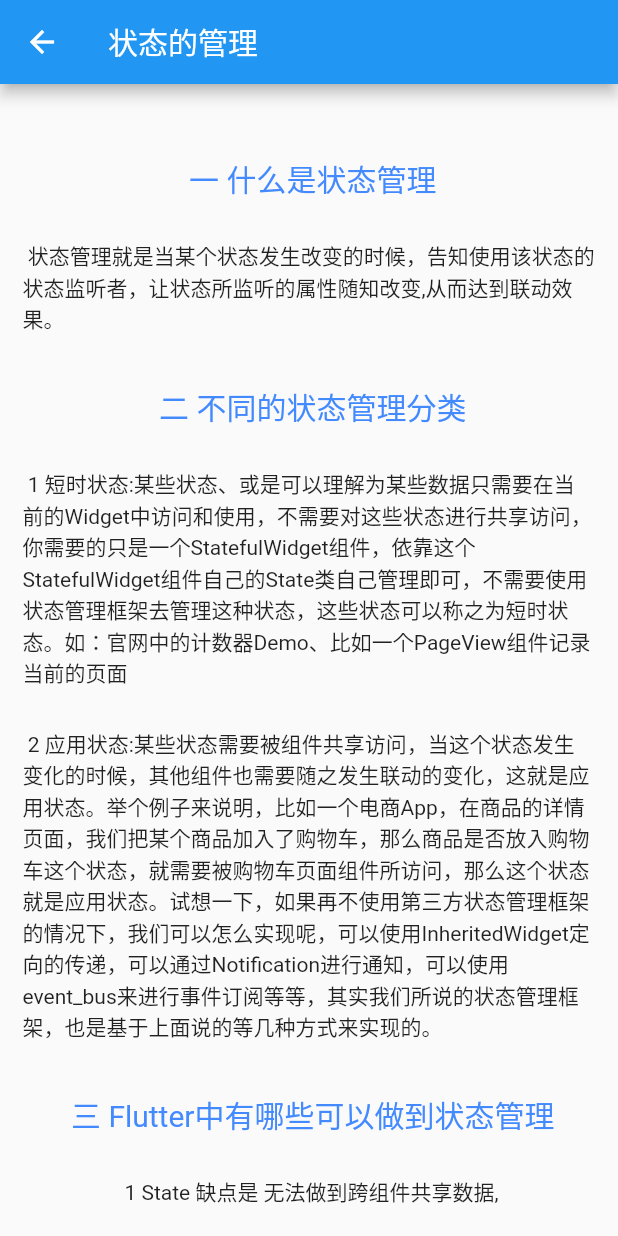
After one commit to AlexanderYeah/AwsomeFlutterPlayground, a Flutter app: the StateManagePage screen opened directly, on a phone screen of 412 x 824 dp. The commit adds this screen. Run offline on Flutter 3.47's test engine with Material 2 defaults, Android fonts, the phone set to English and light mode, and no system bars; our stand-ins replace dio, flutter_screenutil, get, shared_preferences; accounts and stored records are empty.

Commit message:
状态管理 和 GetX状态管理的使用

```diff
--- a/awsome_flutter/lib/jiezhi/localData/jz_local_data.dart
+++ b/awsome_flutter/lib/jiezhi/localData/jz_local_data.dart
@@ -31,6 +31,7 @@ List jz_widget_data = [
 
 List jz_state_data = [
   {
+    "route": "/noti_page_a",
     "title": "通知",
     "content":
         "NSNotification是Flutter中一个重要的机制,在widget树中,每一个节点都可以发送通知，通知会沿着当前的节点（context）向上传递。",
@@ -38,11 +39,19 @@ List jz_state_data = [
         "所有的父节点都可以通过NotificationListener来监听通知，Flutter中这种通知由子向父的传递为通知冒泡。通知冒泡可以中止。"
   },
   {
+    "route": "/provider_page_a",
     "title": "provider",
     "content":
         "当App复杂到一定的程度，经常会出现一个页面中不同深度的子Widget需要共同访问同一个数据状态，甚至不同页面要共享同一个数据状态。",
     "tips":
         "这是我们就会想到InheritedWidget,塔式flutter中一个重要的功能性组件，提供了一种在widget树中从上到下的数据共享方式，比如我们在应用的跟widget中通过inheritedWidget 共享了一个数据，那么我们可以在任意的子Widget中来获取共享的数据。而Provider是对inheritedWidget组件上的上层封装，使其更加容易使用，和复用。比如说购物车的全选和反选功能计算价格"
+  },
+  {
+    "route": "/get_x_demo",
+    "title": "GetX",
+    "content": "GetX 是 Flutter 上的一个轻量且强大的解决方案：高性能的状态管理、智能的依赖注入和便捷的路由管理。。",
+    "tips":
+        "GetX 因为不需要上下文，突破了InheritedWidget的限制，我们可以在全局和模块间共享状态，这正是 BLoc 、Provider 等框架的短板"
   },
 ];
 
--- /dev/null
+++ b/awsome_flutter/lib/jiezhi/state/get_x_demo.dart
@@ -0,0 +1,39 @@
+import 'package:awsome_flutter/jiezhi/state/get_x_controller.dart';
+import 'package:flutter/material.dart';
+import 'package:get/instance_manager.dart';
+import 'get_x_son.dart';
+
+class GetXDemoPage extends StatefulWidget {
+  const GetXDemoPage({super.key});
+
+  @override
+  State<GetXDemoPage> createState() => _GetXDemoPageState();
+}
+
+class _GetXDemoPageState extends State<GetXDemoPage> {
+  // 通过find 方法 可以找到你已经实例化的controll
+  // 这个controller 能找到的前提是继承自GetXController
+  final GetXDemoController _contrl = Get.put(GetXDemoController());
+  @override
+  Widget build(BuildContext context) {
+    return Scaffold(
+      appBar: AppBar(
+        title: Text("GetX一级页面"),
+      ),
+      body: Column(
+        children: [
+          SizedBox(
+            height: 20,
+          ),
+          ElevatedButton(
+              onPressed: () {
+                Navigator.of(context).pushNamed("/get_x_son");
+              },
+              child: Text("点我登录")),
+          Text("子页面输入的内容:\n"),
+          Text("${_contrl.inputStatus.value}")
+        ],
+      ),
+    );
+  }
+}
--- /dev/null
+++ b/awsome_flutter/lib/jiezhi/state/get_x_son.dart
@@ -0,0 +1,31 @@
+import 'package:flutter/material.dart';
+import 'package:get/get.dart';
+import 'get_x_controller.dart';
+
+class GetXSonDemoPage extends StatefulWidget {
+  const GetXSonDemoPage({super.key});
+  @override
+  State<GetXSonDemoPage> createState() => _GetXSonDemoPageState();
+}
+
+class _GetXSonDemoPageState extends State<GetXSonDemoPage> {
+  final GetXDemoController _contrl = Get.put(GetXDemoController());
+
+  @override
+  Widget build(BuildContext context) {
+    return Scaffold(
+      appBar: AppBar(
+        title: Text("GetX子页面"),
+      ),
+      body: Column(
+        children: [
+          ElevatedButton(
+              onPressed: () {
+                _contrl.inputFinish("leonardo fibonacci");
+              },
+              child: Text("点我登录"))
+        ],
+      ),
+    );
+  }
+}
--- a/awsome_flutter/lib/juexin/localData/juexin_local_data.dart
+++ b/awsome_flutter/lib/juexin/localData/juexin_local_data.dart
@@ -41,5 +41,11 @@ List jx_widget_list_data = [
     "route": "/widget_state_life_cycle",
     "title": "State 的生命周期",
     "content": "生命周期"
+  },
+  {
+    "route": "/widget_state_manage",
+    "title":
+        "什么是状态管理? 总结来说就是：状态管理就是当某个状态发生改变的时候，告知使用该状态的状态监听者，让状态所监听的属性随知改变,从而达到联动效果。",
+    "content": "ScopedModel,BLoC,Redux / FishRedux,Provider"
   }
 ];
--- /dev/null
+++ b/awsome_flutter/lib/juexin/widget/widget_state_manage.dart
@@ -0,0 +1,80 @@
+import 'package:flutter/material.dart';
+
+class StateManagePage extends StatefulWidget {
+  const StateManagePage({super.key});
+
+  @override
+  State<StateManagePage> createState() => _StateManagePageState();
+}
+
+class _StateManagePageState extends State<StateManagePage> {
+  _headerLine(title) {
+    return Column(
+      children: [
+        SizedBox(
+          height: 10,
+        ),
+        Text("\n ${title}",
+            style: TextStyle(fontSize: 20, color: Colors.blueAccent))
+      ],
+    );
+  }
+
+  _textLine(content) {
+    return Column(
+      children: [
+        SizedBox(
+          height: 10,
+        ),
+        Text("\n ${content}")
+      ],
+    );
+  }
+
+  @override
+  Widget build(BuildContext context) {
+    return Scaffold(
+        appBar: AppBar(
+          title: Text("状态的管理"),
+        ),
+        // 参考：https://z.itpub.net/article/detail/B945A0706C20526BB7EF7C78EE0A8780
+
+        body: Container(
+          margin: EdgeInsets.all(15),
+          child: ListView(
+            children: [
+              _headerLine("一 什么是状态管理"),
+              _textLine(
+                  "状态管理就是当某个状态发生改变的时候，告知使用该状态的状态监听者，让状态所监听的属性随知改变,从而达到联动效果。"),
+              _headerLine("二 不同的状态管理分类"),
+              _textLine(
+                  "1 短时状态:某些状态、或是可以理解为某些数据只需要在当前的Widget中访问和使用，不需要对这些状态进行共享访问，你需要的只是一个StatefulWidget组件，依靠这个StatefulWidget组件自己的State类自己管理即可，不需要使用状态管理框架去管理这种状态，这些状态可以称之为短时状态。如：官网中的计数器Demo、比如一个PageView组件记录当前的页面"),
+              _textLine(
+                  "2 应用状态:某些状态需要被组件共享访问，当这个状态发生变化的时候，其他组件也需要随之发生联动的变化，这就是应用状态。举个例子来说明，比如一个电商App，在商品的详情页面，我们把某个商品加入了购物车，那么商品是否放入购物车这个状态，就需要被购物车页面组件所访问，那么这个状态就是应用状态。试想一下，如果再不使用第三方状态管理框架的情况下，我们可以怎么实现呢，可以使用InheritedWidget定向的传递，可以通过Notification进行通知，可以使用event_bus来进行事件订阅等等，其实我们所说的状态管理框架，也是基于上面说的等几种方式来实现的。"),
+              _headerLine("三 Flutter中有哪些可以做到状态管理"),
+              _textLine("1 State 缺点是 无法做到跨组件共享数据,"),
+              _textLine(
+                  "2 InheritedWidget 它的天生特性就是能绑定InheritedWidget与依赖它的子孙组件的依赖关系，并且当InheritedWidget数据发生变化时，可以自动更新依赖的子孙组件！利用这个特性，我们可以将需要跨组件共享的状态保存在InheritedWidget中，然后在子组件中引用InheritedWidget即可。专门负责Widget树中数据共享的功能型Widget，如Provider、scoped_model就是基于它开发的。"),
+              _textLine(
+                  "InheritedWidget缺点：每次更新都会通知所有的子Widget，无法定向通知/指向性通知，容易造成不必要的刷新。不支持跨页面(route)的状态，意思是跨树，如果不在一个树中，我们无法获取。数据是不可变的，必须结合StatefulWidget、ChangeNotifier或者Steam使用"),
+              _textLine(
+                  "3 NOtification 它是Flutter中跨层数据共享的一种机制，注意，它不是widget，它提供了dispatch方法，沿着context对应的Element节点向上逐层发送通知Notification缺点：不支持跨页面(route)的状态，准确说不支持NotificationListener同级或者父级Widget的状态通知。本身不支持刷新UI，需要结合State使用。如果结合State，会导致整个UI的重绘，效率底下不科学。 "),
+              _headerLine("四 为什么要使用状态管理"),
+              _textLine(
+                  "对于不需要传递的状态或者不需要共享的状态，我们不需要进行复杂的状态管理，单纯依靠setState也可以很好的完成我们的需求。但是随着产品迭代节奏速度的加快，项目逐渐变得越来越庞大，不同组件之间的数据依赖性越来越高，我们就需要更清晰、明确的处理各个组件之间的数据关系，这时候如果还单单使用setState做状态处理，我们就很难明确的处理数据的流向，终可能会导致数据传递和嵌套逻辑过于复杂，不便于维护和管理，在出现问题的时候，也会花费大量的时间成本来捋清数据之间的关系。总的来说，对于跨组件（跨页面）之间进行数据共享和传递，而且需要保持状态的一致性和可维护性，这就需要我们对状态进行管理。"),
+              _headerLine("五 常见的状态管理框架有哪些"),
+              _headerLine("Provider"),
+              _textLine(
+                  "Provider是官方文档的例子用的方法. Google 比较推荐的用法. 和BLoC的流式思想相比, Provider是一个观察者模式, 状态改变时要notifyListeners().Provider的实现在内部还是利用了InheritedWidget，允许将有效信息传递到组件树下的小组件. Provider的好处: dispose指定后会自动被调用, 支持MultiProvider.Provider从名字上就很容易理解，它就是用于提供数据，无论是在单个页面还是在整个app 都有它自己的解决方案，可以很方便的管理状态。"),
+              _headerLine("Redux"),
+              _textLine("Redux是一种单向数据流架构，可以轻松开发，维护和测试应用程序，也是google推荐的状态管理方式。"),
+              _textLine(
+                  "所有的状态都存储在Store里。这个Store会放在根Widget.View拿到Store的状态数据会映射成视图渲染.Redux不直接让view操作数据，通过dispatch一个action通知Reducer,状态变更Reducer接收到这个action，根据action状态，生成新的状态，并替换在Store的旧状态.Store存储了新的状态后，就通知所有使用到了这个状态的View更新（类似setState）。这样我们就能够同步不同view中的状态了."),
+              _headerLine("getX"),
+              _textLine(
+                  "高效的状态管理。便捷的路由管理。丰富的Api。之所以说GetX是高效的状态管理，是因为他不需要堆叠大量的控制、管理代码（如Action、middleware、reducer、state），而且不具有侵入性，可以降低业务和视图间的耦合度。在使用上，使用GetX的响应式状态管理就像使用setState一样简单（其实本质就是setState），并且GetX可以做到局部刷新。"),
+            ],
+          ),
+        ));
+  }
+}
--- a/awsome_flutter/lib/routers/router.dart
+++ b/awsome_flutter/lib/routers/router.dart
@@ -20,6 +20,9 @@ import '../juexin/dart/dart_future_stream.dart';
 import '../jiezhi/state/provider_page_a.dart';
 import '../juexin/widget/widget_list.dart';
 import '../juexin/widget/widget_state_life_cycle.dart';
+import '../juexin/widget/widget_state_manage.dart';
+import '../jiezhi/state/get_x_demo.dart';
+import '../jiezhi/state/get_x_son.dart';
 
 //配置路由
 final routes = {
@@ -45,6 +48,9 @@ final routes = {
   '/provider_page_a': (context) => ProviderPageA(),
   '/widget_list': (context) => JXWidgetListPage(),
   '/widget_state_life_cycle': (context) => StateLifeCyclePage(),
+  '/widget_state_manage': (context) => StateManagePage(),
+  '/get_x_demo': (context) => GetXDemoPage(),
+  '/get_x_son': (context) => GetXSonDemoPage(),
 };
 
 //固定写法
--- a/awsome_flutter/pubspec.yaml
+++ b/awsome_flutter/pubspec.yaml
@@ -41,6 +41,7 @@ dependencies:
   flutter_screenutil: ^5.7.0
   flutter_staggered_grid_view: ^0.6.2
   provider: ^6.0.5
+  get: ^4.6.5
 dev_dependencies:
   flutter_test:
     sdk: flutter
```
Also changed, not shown: awsome_flutter/lib/jiezhi/state/get_x_controller.dart (added, +13 -0 lines), awsome_flutter/lib/jiezhi/state/state_list.dart (+2 -10 lines), awsome_flutter/pubspec.lock.
